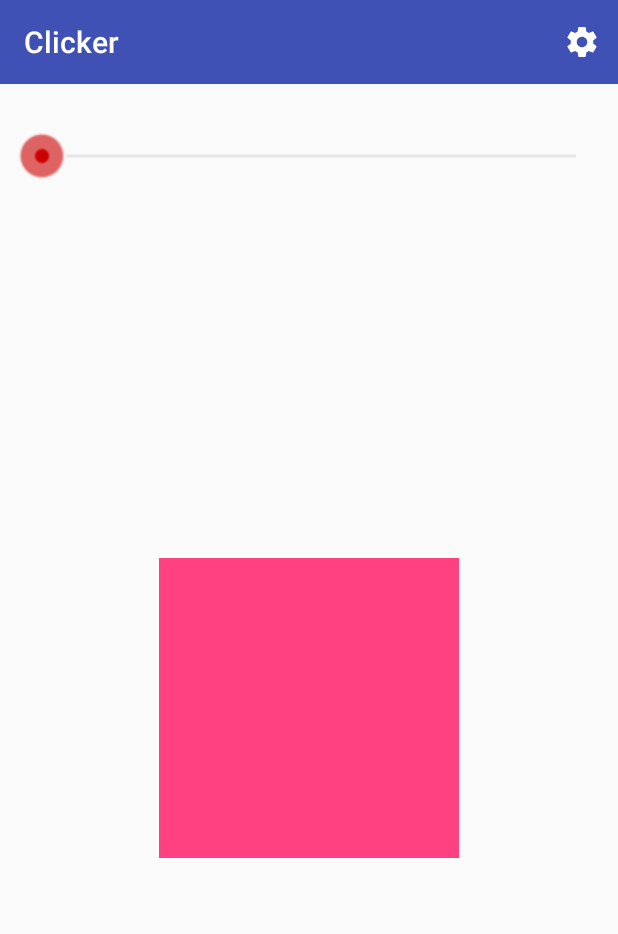
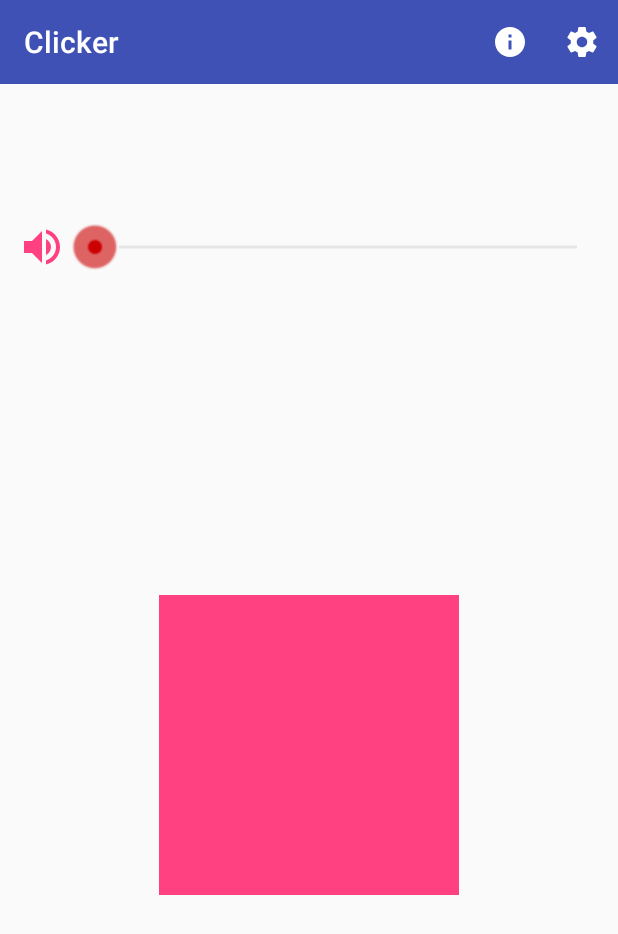
Before and after one commit to heisenberg15/Dog-clicker-app, an Android app: the screen it shows after launch (MainActivity), on a phone screen of 412 x 824 dp. Shown: the top 934 px of the screen. Run offline under Robolectric (Android 15) with nearby library versions, the phone set to English and light mode, and no system bars.

Commit message:
app functionality working

```diff
--- a/app/build.gradle
+++ b/app/build.gradle
@@ -10,6 +10,7 @@
         versionCode 1
         versionName "1.0"
         testInstrumentationRunner "android.support.test.runner.AndroidJUnitRunner"
+        vectorDrawables.useSupportLibrary = true
     }
     buildTypes {
         release {
--- /dev/null
+++ b/app/src/main/res/drawable/ic_info_white_24px.xml
@@ -0,0 +1,9 @@
+<vector xmlns:android="http://schemas.android.com/apk/res/android"
+        android:width="24dp"
+        android:height="24dp"
+        android:viewportWidth="24.0"
+        android:viewportHeight="24.0">
+    <path
+        android:pathData="M12,2C6.48,2 2,6.48 2,12s4.48,10 10,10 10,-4.48 10,-10S17.52,2 12,2zM13,17h-2v-6h2v6zM13,9h-2L11,7h2v2z"
+        android:fillColor="#FFFFFF"/>
+</vector>
--- /dev/null
+++ b/app/src/main/res/drawable/ic_volume_up_black_36px.xml
@@ -0,0 +1,9 @@
+<vector xmlns:android="http://schemas.android.com/apk/res/android"
+    android:width="32dp"
+    android:height="32dp"
+    android:viewportHeight="24.0"
+    android:viewportWidth="24.0">
+    <path
+        android:fillColor="@color/colorAccent"
+        android:pathData="M3,9v6h4l5,5L12,4L7,9L3,9zM16.5,12c0,-1.77 -1.02,-3.29 -2.5,-4.03v8.05c1.48,-0.73 2.5,-2.25 2.5,-4.02zM14,3.23v2.06c2.89,0.86 5,3.54 5,6.71s-2.11,5.85 -5,6.71v2.06c4.01,-0.91 7,-4.49 7,-8.77s-2.99,-7.86 -7,-8.77z" />
+</vector>
--- a/app/src/main/res/layout/activity_main.xml
+++ b/app/src/main/res/layout/activity_main.xml
@@ -18,20 +18,32 @@
         app:layout_constraintTop_toTopOf="parent"
         app:titleTextColor="@android:color/white" />
 
+    <ImageView
+        android:id="@+id/volume_icon_id"
+        android:layout_width="wrap_content"
+        android:layout_height="wrap_content"
+        android:layout_marginLeft="12dp"
+        android:layout_marginStart="12dp"
+        app:layout_constraintLeft_toLeftOf="parent"
+        app:layout_constraintTop_toTopOf="@+id/seekBar_id"
+        app:srcCompat="@drawable/ic_volume_up_black_36px"
+        tools:ignore="MissingPrefix" />
+
     <SeekBar
         android:id="@+id/seekBar_id"
         android:layout_width="0dp"
         android:layout_height="wrap_content"
         android:layout_marginEnd="12dp"
-        android:layout_marginLeft="12dp"
+        android:layout_marginLeft="3dp"
         android:layout_marginRight="12dp"
-        android:layout_marginStart="12dp"
-        android:layout_marginTop="32dp"
+        android:layout_marginStart="3dp"
+        android:progressDrawable="@drawable/apptheme_scrubber_progress_horizontal_holo_light"
         android:thumb="@drawable/apptheme_scrubber_control_selector_holo_light"
-        android:progressDrawable="@drawable/apptheme_scrubber_progress_horizontal_holo_light"
-        app:layout_constraintLeft_toLeftOf="parent"
+        app:layout_constraintBottom_toTopOf="@+id/click_image_id"
+        app:layout_constraintLeft_toRightOf="@id/volume_icon_id"
         app:layout_constraintRight_toRightOf="parent"
-        app:layout_constraintTop_toBottomOf="@+id/toolbar_id" />
+        app:layout_constraintTop_toBottomOf="@+id/toolbar_id"
+        app:layout_constraintVertical_bias="0.3" />
 
     <ImageView
         android:id="@+id/click_image_id"
@@ -41,7 +53,8 @@
         app:layout_constraintBottom_toBottomOf="parent"
         app:layout_constraintLeft_toLeftOf="parent"
         app:layout_constraintRight_toRightOf="parent"
-        app:layout_constraintTop_toBottomOf="@id/seekBar_id" />
+        app:layout_constraintTop_toBottomOf="@+id/toolbar_id"
+        app:layout_constraintVertical_bias="0.6" />
 
 
 </android.support.constraint.ConstraintLayout>
--- a/app/src/main/res/menu/main_activity_menu.xml
+++ b/app/src/main/res/menu/main_activity_menu.xml
@@ -3,9 +3,15 @@
     xmlns:app="http://schemas.android.com/apk/res-auto">
 
     <item
+        android:id="@+id/menu_settings_info_id"
+        android:icon="@drawable/ic_info_white_24px"
+        android:title="@string/menu_settings_help"
+        app:showAsAction="ifRoom" />
+
+    <item
         android:id="@+id/menu_settings_id"
+        android:icon="@drawable/ic_settings_white_24px"
         android:title="@string/settings"
-        android:icon="@drawable/ic_settings_white_24px"
-        app:showAsAction="ifRoom"/>
+        app:showAsAction="always" />
 
 </menu>
--- a/app/src/main/res/values/strings.xml
+++ b/app/src/main/res/values/strings.xml
@@ -5,4 +5,5 @@
     <string name="settings">Settings</string>
     <string name="Rate_app">Rate the app on the Play Store!</string>
     <string name="use_volume_buttons_to_make_sound">Use volume buttons to make sound</string>
+    <string name="menu_settings_help">Help</string>
 </resources>
```
